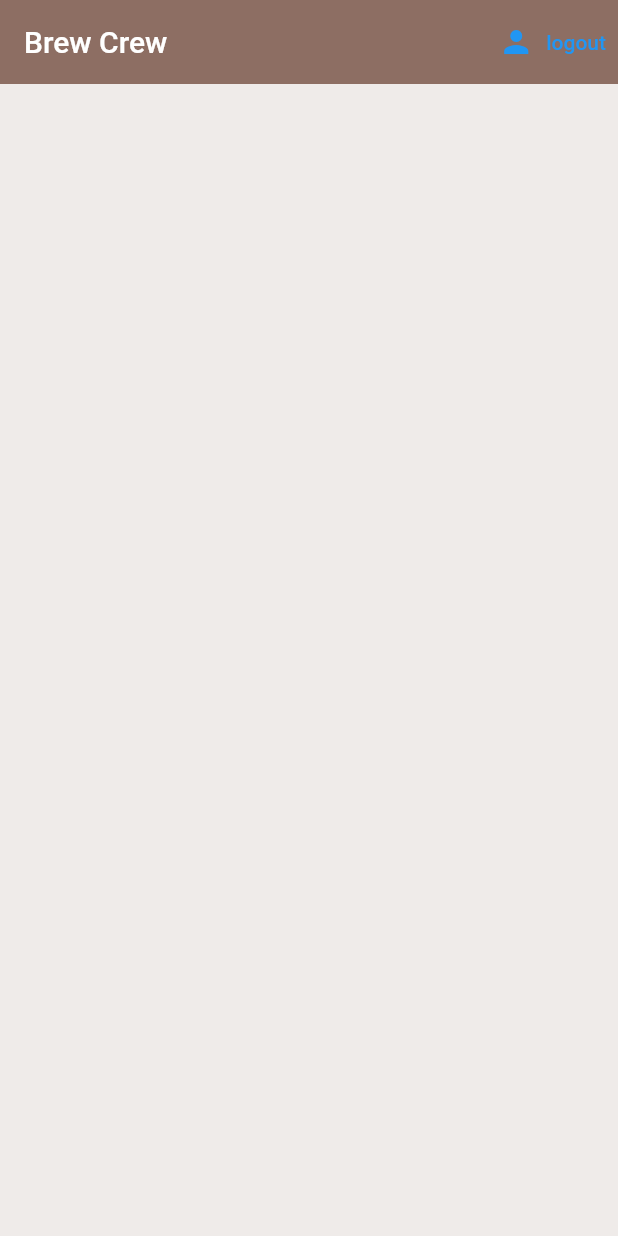
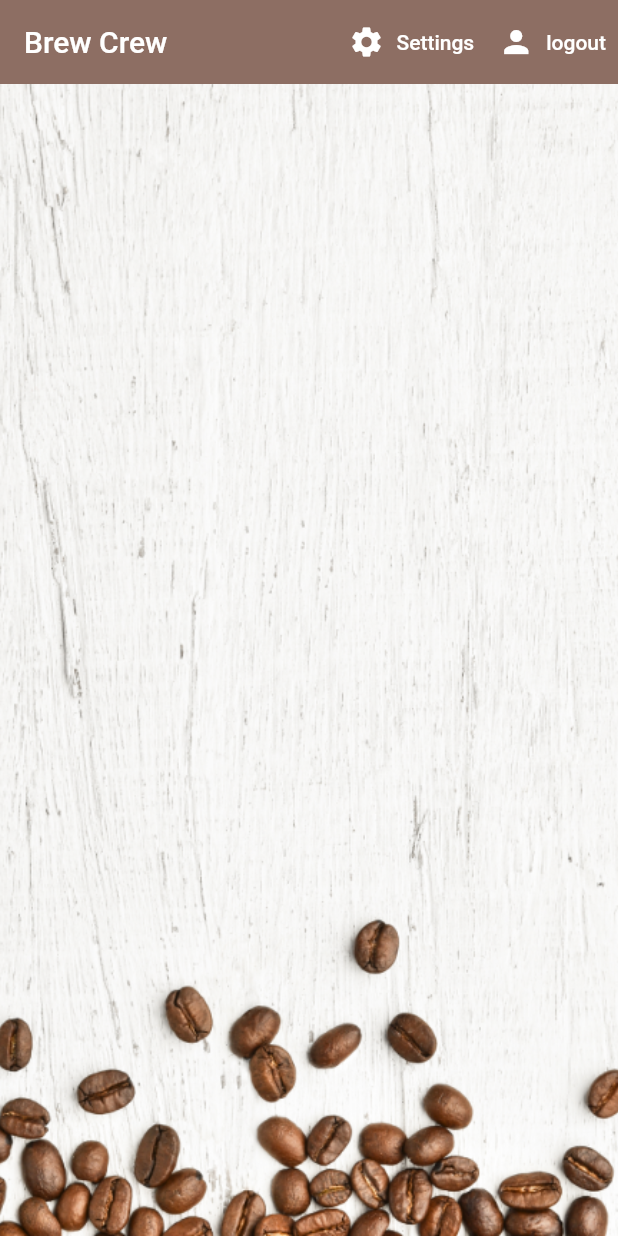
Before and after one commit to sooskyhoang/flutter_firebase, a Flutter app: the screen it shows once a user with an empty profile is signed in, on a phone screen of 412 x 824 dp. Run offline on Flutter 3.47's test engine with Material 2 defaults, Android fonts, the phone set to English and light mode, and no system bars; our stand-ins replace cloud_firestore, firebase_auth, firebase_core, flutter_spinkit; accounts and stored records are empty.

Commit message:
final project

```diff
--- a/lib/models/user.dart
+++ b/lib/models/user.dart
@@ -1,5 +1,18 @@
 class CustomUser {
   final String uid;
 
-  CustomUser({ required this.uid });
+  CustomUser({required this.uid});
 }
+
+class UserData extends CustomUser {
+  final String name;
+  final String sugars;
+  final int strength;
+
+  UserData(
+      {required String uid,
+      required this.name,
+      required this.sugars,
+      required this.strength})
+      : super(uid: uid);
+}
--- a/lib/screens/home/brew_tile.dart
+++ b/lib/screens/home/brew_tile.dart
@@ -16,6 +16,7 @@ class BrewTile extends StatelessWidget {
           leading: CircleAvatar(
             radius: 25.0,
             backgroundColor: Colors.brown[brew.strength],
+            backgroundImage: const AssetImage('assets/coffee_icon.png'),
           ),
           title: Text(brew.name),
           subtitle: Text('Take ${brew.sugars} sugars'),
--- a/lib/screens/home/home.dart
+++ b/lib/screens/home/home.dart
@@ -2,17 +2,29 @@ import 'package:cloud_firestore/cloud_firestore.dart';
 import 'package:flutter/material.dart';
 import 'package:flutter_firebase/models/brew.dart';
 import 'package:flutter_firebase/screens/home/brew_list.dart';
+import 'package:flutter_firebase/screens/home/settings_form.dart';
 import 'package:flutter_firebase/services/auth.dart';
 import 'package:flutter_firebase/services/database.dart';
 import 'package:provider/provider.dart';
 
 class Home extends StatelessWidget {
-  const Home({ Key? key }) : super(key: key);
+  const Home({Key? key}) : super(key: key);
 
   @override
   Widget build(BuildContext context) {
+    final AuthService _auth = AuthService();
 
-    final AuthService _auth = AuthService();
+    void _showSettingsPanel() {
+      showModalBottomSheet(
+          context: context,
+          builder: (context) {
+            return Container(
+              padding:
+                  const EdgeInsets.symmetric(vertical: 20.0, horizontal: 60.0),
+              child: SettingsForm(),
+            );
+          });
+    }
 
     return StreamProvider<List<Brew>>.value(
       value: DatabaseService.withoutUID().brews,
@@ -25,15 +37,37 @@ class Home extends StatelessWidget {
           elevation: 0.0,
           actions: <Widget>[
             TextButton.icon(
-              onPressed: () async {
-                await _auth.signOut();
-              },
-              icon: const Icon(Icons.person),
-              label: const Text('logout')
-            )
+                onPressed: () {
+                  _showSettingsPanel();
+                },
+                icon: const Icon(
+                  Icons.settings,
+                  color: Colors.white,
+                ),
+                label: const Text(
+                  'Settings',
+                  style: TextStyle(color: Colors.white),
+                )),
+            TextButton.icon(
+                onPressed: () async {
+                  await _auth.signOut();
+                },
+                icon: const Icon(
+                  Icons.person,
+                  color: Colors.white,
+                ),
+                label: const Text(
+                  'logout',
+                  style: TextStyle(color: Colors.white),
+                )),
           ],
         ),
-        body: BrewList(),
+        body: Container(
+            decoration: const BoxDecoration(
+              image: DecorationImage(
+                  image: AssetImage('assets/coffee_bg.png'), fit: BoxFit.cover),
+            ),
+            child: const BrewList()),
       ),
     );
   }
--- a/pubspec.yaml
+++ b/pubspec.yaml
@@ -63,9 +63,8 @@ flutter:
   uses-material-design: true
 
   # To add assets to your application, add an assets section, like this:
-  # assets:
-  #   - images/a_dot_burr.jpeg
-  #   - images/a_dot_ham.jpeg
+  assets:
+    - assets/
 
   # An image asset can refer to one or more resolution-specific "variants", see
   # https://flutter.dev/assets-and-images/#resolution-aware.
```
Also changed, not shown: lib/screens/home/settings_form.dart (added, +105 -0 lines), lib/services/database.dart (+17 -5 lines), assets/coffee_bg.png (added), assets/coffee_icon.png (added).
